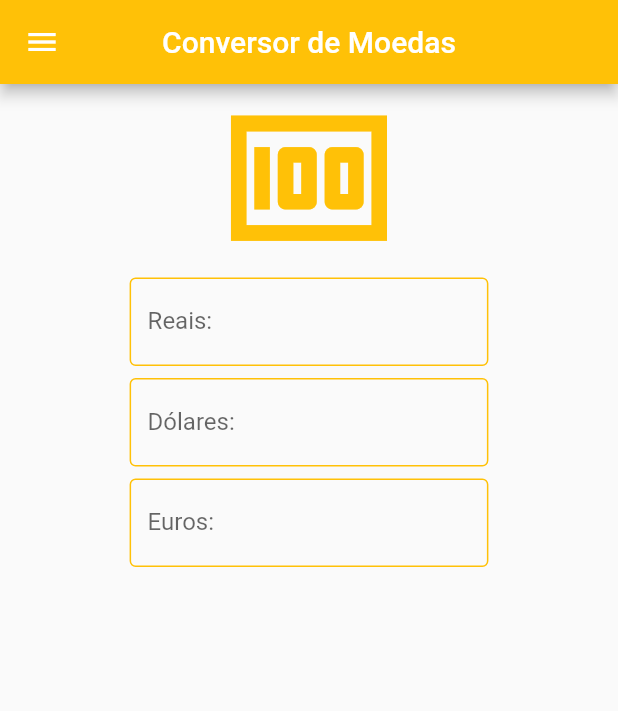
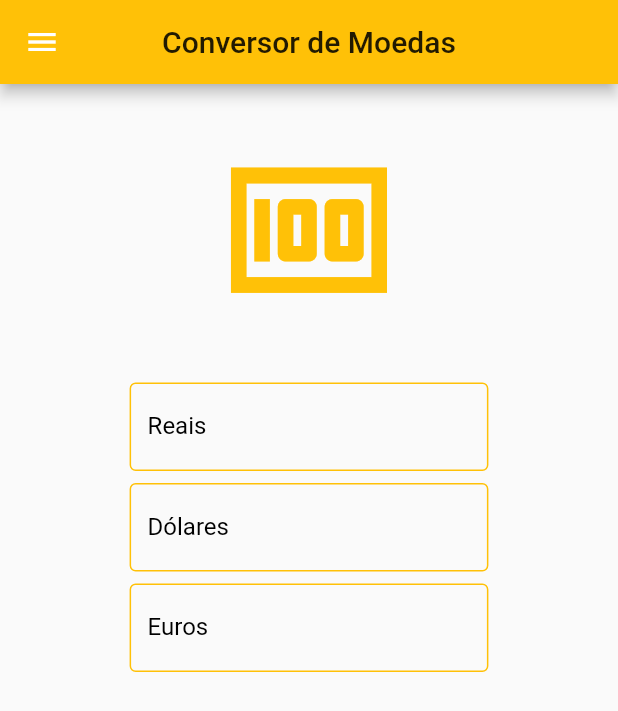
Before and after one commit to matheusAparicio/flutterStudies, a Flutter app: the CurrencyConverter screen opened directly, on a phone screen of 412 x 824 dp. Shown: the top 711 px of the screen. Run offline on Flutter 3.47's test engine with Material 2 defaults, Android fonts, the phone set to English and light mode, and no system bars; network calls fail.

Commit message:
funcionamento completo do conversor de moedas e algumas mudanças

```diff
--- a/lib/currency_converter.dart
+++ b/lib/currency_converter.dart
@@ -1,25 +1,32 @@
 import 'package:estudos_flutter1/currency_text_field.dart';
 import 'package:flutter/material.dart';
 import 'package:estudos_flutter1/my_drawer.dart';
+
+TextEditingController realInput = TextEditingController();
+TextEditingController dollarInput = TextEditingController();
+TextEditingController euroInput = TextEditingController();
+
+  FocusNode focusReal = FocusNode();
+  FocusNode focusDol = FocusNode();
+  FocusNode focusEur = FocusNode();
 
 class CurrencyConverter extends StatefulWidget {
   const CurrencyConverter({Key? key}) : super(key: key);
 
   @override
-  _CurrencyConverterState createState() => _CurrencyConverterState();
+  CurrencyConverterState createState() => CurrencyConverterState();
 }
 
-class _CurrencyConverterState extends State<CurrencyConverter> {
-  TextEditingController realInput = TextEditingController();
-  TextEditingController dollarInput = TextEditingController();
-  TextEditingController euroInput = TextEditingController();
-
+class CurrencyConverterState extends State<CurrencyConverter> {
   @override
   Widget build(BuildContext context) {
-    var _width = MediaQuery.of(context).size.width;
+    //var _width = MediaQuery.of(context).size.width;
     return Scaffold(
       appBar: AppBar(
-        title: const Text("Conversor de Moedas"),
+        title: const Text(
+          "Conversor de Moedas",
+          style: TextStyle(color: Colors.black87),
+        ),
         centerTitle: true,
         backgroundColor: Colors.amber,
       ),
@@ -28,14 +35,26 @@ class _CurrencyConverterState extends State<CurrencyConverter> {
         child: SizedBox(
           child: Column(
             children: [
-              const Icon(Icons.money, color: Colors.amber, size: 125),
+              const Padding(
+                padding: EdgeInsets.all(35),
+                child: Icon(Icons.money, color: Colors.amber, size: 125),
+              ),
               Row(),
               CurrencyTextField(
-                  labelDefaultName: "Reais: ", inputController: realInput),
+                labelDefaultName: "Reais",
+                inputController: realInput,
+                focusNode: focusReal,
+              ),
               CurrencyTextField(
-                  labelDefaultName: "Dólares: ", inputController: dollarInput),
+                labelDefaultName: "Dólares",
+                inputController: dollarInput,
+                focusNode: focusDol,
+              ),
               CurrencyTextField(
-                  labelDefaultName: "Euros: ", inputController: euroInput),
+                labelDefaultName: "Euros",
+                inputController: euroInput,
+                focusNode: focusEur,
+              ),
             ],
           ),
           width: MediaQuery.of(context).size.width * 0.6,
--- a/lib/currency_text_field.dart
+++ b/lib/currency_text_field.dart
@@ -1,31 +1,130 @@
 import 'package:flutter/material.dart';
 
-// ignore: must_be_immutable
-class CurrencyTextField extends StatelessWidget {
+import 'currency_converter.dart';
+
+import 'package:http/http.dart' as http;
+import 'dart:async';
+import 'dart:convert';
+
+String request = "https://api.hgbrasil.com/finance?key=ea279327";
+
+class CurrencyTextField extends StatefulWidget {
   final String labelDefaultName;
   final TextEditingController inputController;
-  Color borderColor;
+  final Color borderColor;
+  final FocusNode focusNode;
 
-  CurrencyTextField(
-      {Key? key, required this.labelDefaultName, required this.inputController, this.borderColor=Colors.amber})
+  const CurrencyTextField(
+      {Key? key,
+      required this.labelDefaultName,
+      required this.inputController,
+      required this.focusNode,
+      this.borderColor = Colors.amber})
       : super(key: key);
+
+  @override
+  State<CurrencyTextField> createState() => _CurrencyTextFieldState();
+}
+
+class _CurrencyTextFieldState extends State<CurrencyTextField> {
+  Future getData() async {
+    Uri data = Uri.parse(request);
+    var response = await http.get(data);
+    return json.decode(response.body);
+  }
+
+  dynamic getAPI() async {
+    map = await getData();
+    return map;
+  }
+
+  var map;
+
+  @override
+  void initState() {
+    getAPI();
+    super.initState();
+  }
+
+  void checkIfNull() {
+    setState(() {
+      if (realInput.text == "" &&
+          dollarInput.text.isNotEmpty &&
+          euroInput.text.isNotEmpty) {
+        dollarInput.text = "";
+        euroInput.text = "";
+      } else if (dollarInput.text == "" &&
+          realInput.text.isNotEmpty &&
+          euroInput.text.isNotEmpty) {
+        realInput.text = "";
+        euroInput.text = "";
+      } else if (euroInput.text == "" &&
+          realInput.text.isNotEmpty &&
+          dollarInput.text.isNotEmpty) {
+        realInput.text = "";
+        dollarInput.text = "";
+      }
+    });
+  }
+
+  void updateFields(String fieldName) {
+    switch (fieldName) {
+      case "Reais":
+        setState(() {
+          checkIfNull();
+          dollarInput.text = (double.parse(realInput.text) /
+                  map["results"]["currencies"]["USD"]["buy"])
+              .toStringAsFixed(2);
+          euroInput.text = (double.parse(realInput.text) /
+                  map["results"]["currencies"]["EUR"]["buy"])
+              .toStringAsFixed(2);
+        });
+        break;
+      case "Dólares":
+        setState(() {
+          checkIfNull();
+          realInput.text = (map["results"]["currencies"]["USD"]["buy"] *
+                  double.parse(dollarInput.text))
+              .toStringAsFixed(2);
+          euroInput.text = (double.parse(realInput.text) /
+                  map["results"]["currencies"]["EUR"]["buy"])
+              .toStringAsFixed(2);
+        });
+        break;
+      default:
+        setState(() {
+          checkIfNull();
+          realInput.text = (map["results"]["currencies"]["EUR"]["buy"] *
+                  double.parse(euroInput.text))
+              .toStringAsFixed(2);
+          dollarInput.text = (double.parse(realInput.text) /
+                  map["results"]["currencies"]["USD"]["buy"])
+              .toStringAsFixed(2);
+        });
+        break;
+    }
+  }
 
   @override
   Widget build(BuildContext context) {
     return Padding(
       padding: const EdgeInsets.all(4),
       child: TextField(
-        keyboardType: TextInputType.number,
-        controller: inputController,
-        decoration: InputDecoration(
-            labelText: labelDefaultName,
+          keyboardType: TextInputType.number,
+          controller: widget.inputController,
+          decoration: InputDecoration(
+            labelText: widget.labelDefaultName,
+            labelStyle: const TextStyle(color: Colors.black),
             enabledBorder: OutlineInputBorder(
-              borderSide: BorderSide(color: borderColor),
+              borderSide: BorderSide(color: widget.borderColor),
             ),
             focusedBorder: OutlineInputBorder(
-              borderSide: BorderSide(color: borderColor),
-            )),
-      ),
+              borderSide: BorderSide(color: widget.borderColor),
+            ),
+          ),
+          onChanged: ((_) {
+            updateFields(widget.labelDefaultName);
+          })),
     );
   }
 }
--- a/lib/home_page.dart
+++ b/lib/home_page.dart
@@ -22,7 +22,7 @@ class _HomePageState extends State<HomePage> {
               onPressed: () {}, icon: const Icon(Icons.refresh, color: Colors.white))
         ],
       ),
-      drawer: MyDrawer(),
+      drawer: const MyDrawer(),
       body: Center(
         child: Column(children: const []),
       ),
--- a/lib/imc_calculator.dart
+++ b/lib/imc_calculator.dart
@@ -2,7 +2,7 @@ import 'package:flutter/material.dart';
 import 'package:estudos_flutter1/my_drawer.dart';
 
 class ImcCalculator extends StatefulWidget {
-  ImcCalculator({Key? key}) : super(key: key);
+  const ImcCalculator({Key? key}) : super(key: key);
 
   @override
   _ImcCalculatorState createState() => _ImcCalculatorState();
--- a/lib/my_drawer.dart
+++ b/lib/my_drawer.dart
@@ -18,17 +18,17 @@ class MyDrawer extends StatelessWidget {
 
     void gotoPersonCounter() {
     Navigator.pushReplacement(
-        context, MaterialPageRoute(builder: (context) => PersonCounter()));
+        context, MaterialPageRoute(builder: (context) => const PersonCounter()));
   }
 
   void gotoImcCalculator() {
     Navigator.pushReplacement(context,
-        MaterialPageRoute(builder: (context) => ImcCalculator()));
+        MaterialPageRoute(builder: (context) => const ImcCalculator()));
   }
 
   void gotoCurrencyConverter() {
     Navigator.pushReplacement(context,
-        MaterialPageRoute(builder: (context) => CurrencyConverter()));
+        MaterialPageRoute(builder: (context) => const CurrencyConverter()));
   }
 
     return Drawer(
--- a/lib/person_counter.dart
+++ b/lib/person_counter.dart
@@ -2,7 +2,7 @@ import 'package:flutter/material.dart';
 import 'package:estudos_flutter1/my_drawer.dart';
 
 class PersonCounter extends StatefulWidget {
-  PersonCounter({Key? key}) : super(key: key);
+  const PersonCounter({Key? key}) : super(key: key);
 
   @override
   _PersonCounterState createState() => _PersonCounterState();
--- a/pubspec.yaml
+++ b/pubspec.yaml
@@ -34,7 +34,7 @@ dependencies:
   # The following adds the Cupertino Icons font to your application.
   # Use with the CupertinoIcons class for iOS style icons.
   cupertino_icons: ^1.0.2
-  http: ^0.12.0+2
+  http: ^0.13.4
 
 dev_dependencies:
   flutter_test:
```
Also changed, not shown: lib/main.dart (+1 -11 lines), pubspec.lock.
